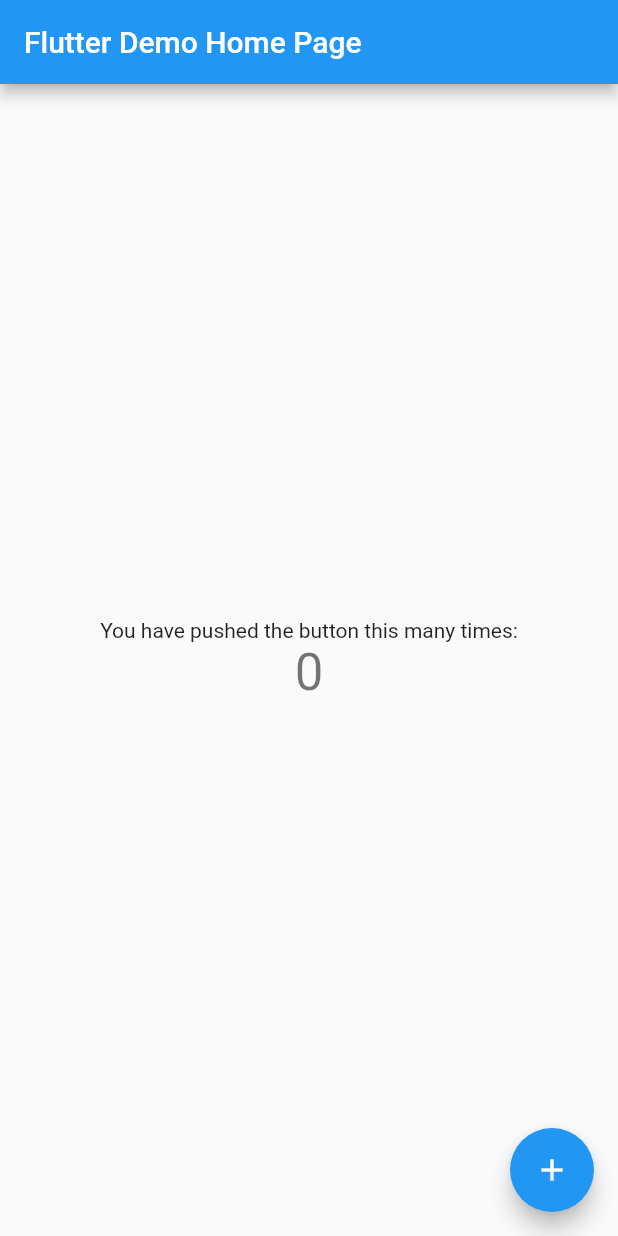
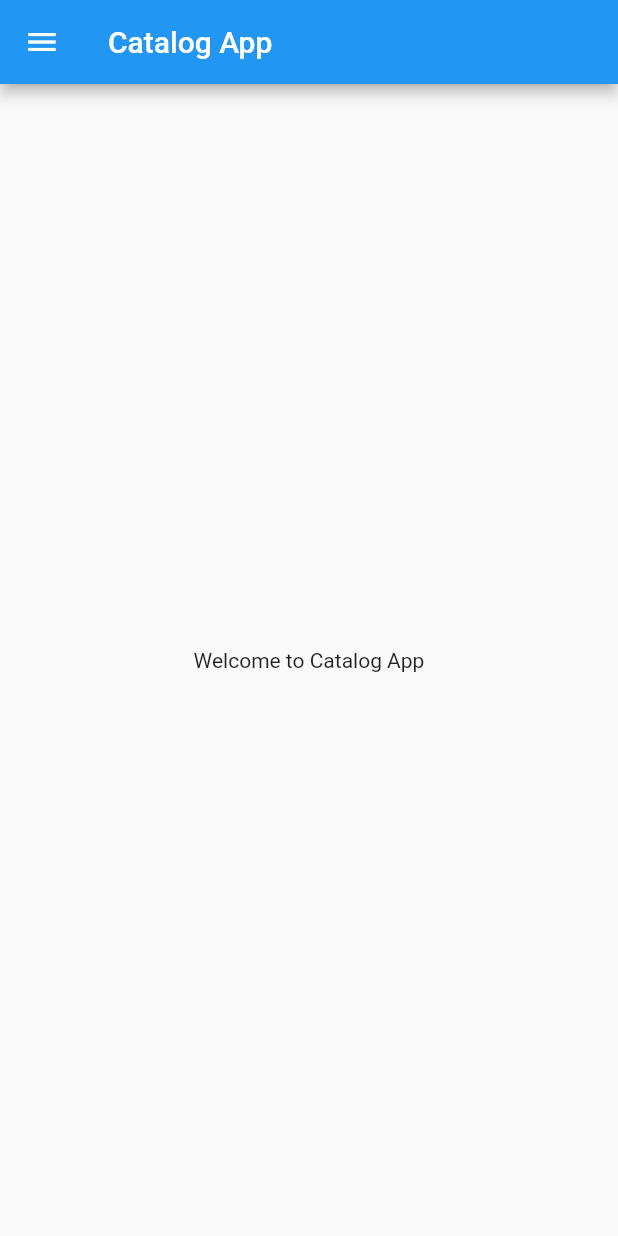
Before and after one commit to W0lvRine007/Catalog-App, a Flutter app: the screen it shows after launch, on a phone screen of 412 x 824 dp. Run offline on Flutter 3.47's test engine with Material 2 defaults, Android fonts, the phone set to English and light mode, and no system bars.

Commit message:
first modification

```diff
--- /dev/null
+++ b/catalog_app/lib/home_page.dart
@@ -0,0 +1,20 @@
+import 'package:flutter/material.dart';
+
+class HomePage extends StatelessWidget {
+  const HomePage({Key? key}) : super(key: key);
+
+  @override
+  Widget build(BuildContext context) {
+    return Scaffold(
+      appBar: AppBar(
+        title: Text('Catalog App'),
+      ),
+      body: Center(
+        child: Container(
+          child: Text('Welcome to Catalog App'),
+        ),
+      ),
+      drawer: Drawer(),
+    );
+  }
+}
--- a/catalog_app/lib/main.dart
+++ b/catalog_app/lib/main.dart
@@ -1,3 +1,4 @@
+import 'package:catalog_app/home_page.dart';
 import 'package:flutter/material.dart';
 
 void main() {
@@ -5,109 +6,12 @@ void main() {
 }
 
 class MyApp extends StatelessWidget {
-  // This widget is the root of your application.
+  const MyApp({Key? key}) : super(key: key);
+
   @override
   Widget build(BuildContext context) {
     return MaterialApp(
-      title: 'Flutter Demo',
-      theme: ThemeData(
-        // This is the theme of your application.
-        //
-        // Try running your application with "flutter run". You'll see the
-        // application has a blue toolbar. Then, without quitting the app, try
-        // changing the primarySwatch below to Colors.green and then invoke
-        // "hot reload" (press "r" in the console where you ran "flutter run",
-        // or simply save your changes to "hot reload" in a Flutter IDE).
-        // Notice that the counter didn't reset back to zero; the application
-        // is not restarted.
-        primarySwatch: Colors.blue,
-      ),
-      home: MyHomePage(title: 'Flutter Demo Home Page'),
+      home: HomePage(),
     );
   }
 }
-
-class MyHomePage extends StatefulWidget {
-  MyHomePage({Key? key, required this.title}) : super(key: key);
-
-  // This widget is the home page of your application. It is stateful, meaning
-  // that it has a State object (defined below) that contains fields that affect
-  // how it looks.
-
-  // This class is the configuration for the state. It holds the values (in this
-  // case the title) provided by the parent (in this case the App widget) and
-  // used by the build method of the State. Fields in a Widget subclass are
-  // always marked "final".
-
-  final String title;
-
-  @override
-  _MyHomePageState createState() => _MyHomePageState();
-}
-
-class _MyHomePageState extends State<MyHomePage> {
-  int _counter = 0;
-
-  void _incrementCounter() {
-    setState(() {
-      // This call to setState tells the Flutter framework that something has
-      // changed in this State, which causes it to rerun the build method below
-      // so that the display can reflect the updated values. If we changed
-      // _counter without calling setState(), then the build method would not be
-      // called again, and so nothing would appear to happen.
-      _counter++;
-    });
-  }
-
-  @override
-  Widget build(BuildContext context) {
-    // This method is rerun every time setState is called, for instance as done
-    // by the _incrementCounter method above.
-    //
-    // The Flutter framework has been optimized to make rerunning build methods
-    // fast, so that you can just rebuild anything that needs updating rather
-    // than having to individually change instances of widgets.
-    return Scaffold(
-      appBar: AppBar(
-        // Here we take the value from the MyHomePage object that was created by
-        // the App.build method, and use it to set our appbar title.
-        title: Text(widget.title),
-      ),
-      body: Center(
-        // Center is a layout widget. It takes a single child and positions it
-        // in the middle of the parent.
-        child: Column(
-          // Column is also a layout widget. It takes a list of children and
-          // arranges them vertically. By default, it sizes itself to fit its
-          // children horizontally, and tries to be as tall as its parent.
-          //
-          // Invoke "debug painting" (press "p" in the console, choose the
-          // "Toggle Debug Paint" action from the Flutter Inspector in Android
-          // Studio, or the "Toggle Debug Paint" command in Visual Studio Code)
-          // to see the wireframe for each widget.
-          //
-          // Column has various properties to control how it sizes itself and
-          // how it positions its children. Here we use mainAxisAlignment to
-          // center the children vertically; the main axis here is the vertical
-          // axis because Columns are vertical (the cross axis would be
-          // horizontal).
-          mainAxisAlignment: MainAxisAlignment.center,
-          children: <Widget>[
-            Text(
-              'You have pushed the button this many times:',
-            ),
-            Text(
-              '$_counter',
-              style: Theme.of(context).textTheme.headline4,
-            ),
-          ],
-        ),
-      ),
-      floatingActionButton: FloatingActionButton(
-        onPressed: _incrementCounter,
-        tooltip: 'Increment',
-        child: Icon(Icons.add),
-      ), // This trailing comma makes auto-formatting nicer for build methods.
-    );
-  }
-}
```
